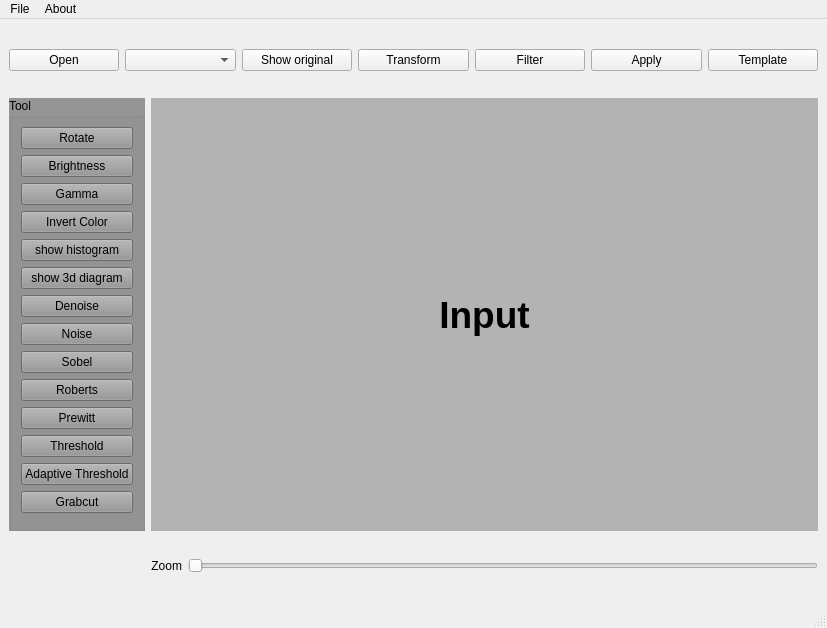
Qt form masterUI/ui/master.ui (truongduchainguyen/XLA) before a commit.
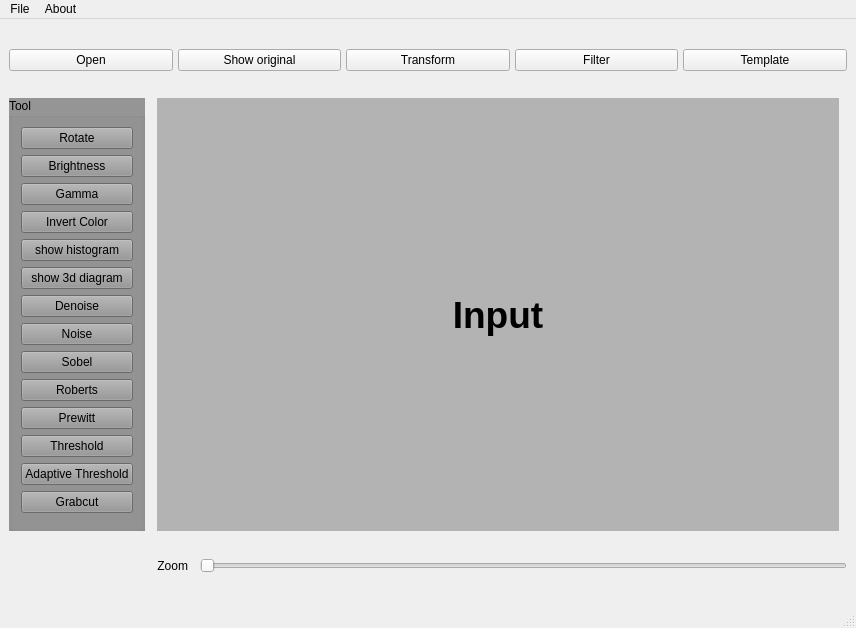
The same form after that commit.

```diff
--- a/masterUI/ui/master.ui
+++ b/masterUI/ui/master.ui
@@ -6,7 +6,7 @@
    <rect>
     <x>0</x>
     <y>0</y>
-    <width>827</width>
+    <width>856</width>
     <height>628</height>
    </rect>
   </property>
@@ -15,78 +15,6 @@
   </property>
   <widget class="QWidget" name="centralwidget">
    <layout class="QGridLayout" name="gridLayout_2">
-    <item row="2" column="2">
-     <widget class="QSlider" name="slider_zoom_input_img">
-      <property name="orientation">
-       <enum>Qt::Horizontal</enum>
-      </property>
-     </widget>
-    </item>
-    <item row="2" column="1">
-     <widget class="QLabel" name="lbl_zoom_input_img">
-      <property name="text">
-       <string>Zoom</string>
-      </property>
-      <property name="alignment">
-       <set>Qt::AlignRight|Qt::AlignTrailing|Qt::AlignVCenter</set>
-      </property>
-     </widget>
-    </item>
-    <item row="0" column="0" colspan="3">
-     <layout class="QHBoxLayout" name="horizontalLayout">
-      <item>
-       <widget class="QPushButton" name="btn_open">
-        <property name="text">
-         <string>Open</string>
-        </property>
-        <property name="shortcut">
-         <string>Ctrl+O</string>
-        </property>
-       </widget>
-      </item>
-      <item>
-       <widget class="QComboBox" name="cbox_blur"/>
-      </item>
-      <item>
-       <widget class="QPushButton" name="btn_revert">
-        <property name="text">
-         <string>Show original</string>
-        </property>
-        <property name="shortcut">
-         <string>Ctrl+O</string>
-        </property>
-       </widget>
-      </item>
-      <item>
-       <widget class="QPushButton" name="btn_transform">
-        <property name="text">
-         <string>Transform</string>
-        </property>
-       </widget>
-      </item>
-      <item>
-       <widget class="QPushButton" name="btn_filter">
-        <property name="text">
-         <string>Filter</string>
-        </property>
-       </widget>
-      </item>
-      <item>
-       <widget class="QPushButton" name="btn_apply">
-        <property name="text">
-         <string>Apply</string>
-        </property>
-       </widget>
-      </item>
-      <item>
-       <widget class="QPushButton" name="btn_">
-        <property name="text">
-         <string>Template</string>
-        </property>
-       </widget>
-      </item>
-     </layout>
-    </item>
     <item row="1" column="0">
      <widget class="QGroupBox" name="grb_Tool">
       <property name="palette">
@@ -639,7 +567,24 @@
       </layout>
      </widget>
     </item>
-    <item row="1" column="1" colspan="2">
+    <item row="2" column="2">
+     <widget class="QLabel" name="lbl_zoom_input_img">
+      <property name="text">
+       <string>Zoom</string>
+      </property>
+      <property name="alignment">
+       <set>Qt::AlignRight|Qt::AlignTrailing|Qt::AlignVCenter</set>
+      </property>
+     </widget>
+    </item>
+    <item row="2" column="4">
+     <widget class="QSlider" name="slider_zoom_input_img">
+      <property name="orientation">
+       <enum>Qt::Horizontal</enum>
+      </property>
+     </widget>
+    </item>
+    <item row="1" column="2" colspan="3">
      <widget class="QLabel" name="lbl_input_img">
       <property name="sizePolicy">
        <sizepolicy hsizetype="Preferred" vsizetype="Preferred">
@@ -791,15 +736,6 @@
            </color>
           </brush>
          </colorrole>
-         <colorrole role="PlaceholderText">
-          <brush brushstyle="NoBrush">
-           <color alpha="128">
-            <red>0</red>
-            <green>0</green>
-            <blue>0</blue>
-           </color>
-          </brush>
-         </colorrole>
         </active>
         <inactive>
          <colorrole role="WindowText">
@@ -937,15 +873,6 @@
            </color>
           </brush>
          </colorrole>
-         <colorrole role="PlaceholderText">
-          <brush brushstyle="NoBrush">
-           <color alpha="128">
-            <red>0</red>
-            <green>0</green>
-            <blue>0</blue>
-           </color>
-          </brush>
-         </colorrole>
         </inactive>
         <disabled>
          <colorrole role="WindowText">
@@ -1083,15 +1010,6 @@
            </color>
           </brush>
          </colorrole>
-         <colorrole role="PlaceholderText">
-          <brush brushstyle="NoBrush">
-           <color alpha="128">
-            <red>0</red>
-            <green>0</green>
-            <blue>0</blue>
-           </color>
-          </brush>
-         </colorrole>
         </disabled>
        </palette>
       </property>
@@ -1116,6 +1034,57 @@
       </property>
      </widget>
     </item>
+    <item row="0" column="0" colspan="5">
+     <layout class="QHBoxLayout" name="horizontalLayout">
+      <property name="spacing">
+       <number>5</number>
+      </property>
+      <property name="bottomMargin">
+       <number>0</number>
+      </property>
+      <item>
+       <widget class="QPushButton" name="btn_open">
+        <property name="text">
+         <string>Open</string>
+        </property>
+        <property name="shortcut">
+         <string>Ctrl+O</string>
+        </property>
+       </widget>
+      </item>
+      <item>
+       <widget class="QPushButton" name="btn_revert">
+        <property name="text">
+         <string>Show original</string>
+        </property>
+        <property name="shortcut">
+         <string>Ctrl+O</string>
+        </property>
+       </widget>
+      </item>
+      <item>
+       <widget class="QPushButton" name="btn_transform">
+        <property name="text">
+         <string>Transform</string>
+        </property>
+       </widget>
+      </item>
+      <item>
+       <widget class="QPushButton" name="btn_filter">
+        <property name="text">
+         <string>Filter</string>
+        </property>
+       </widget>
+      </item>
+      <item>
+       <widget class="QPushButton" name="btn_">
+        <property name="text">
+         <string>Template</string>
+        </property>
+       </widget>
+      </item>
+     </layout>
+    </item>
    </layout>
   </widget>
   <widget class="QMenuBar" name="menubar">
@@ -1123,7 +1092,7 @@
     <rect>
      <x>0</x>
      <y>0</y>
-     <width>827</width>
+     <width>856</width>
      <height>21</height>
     </rect>
    </property>
```
Left out of the diff: 27 changed lines with no effect on the pictures.
